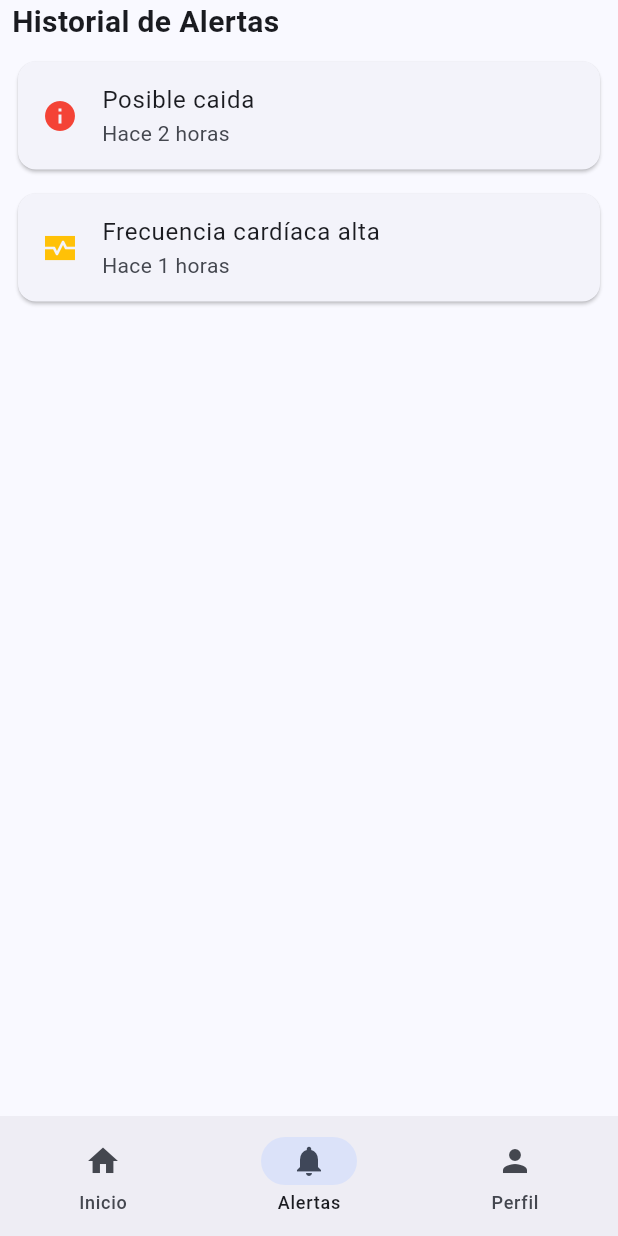
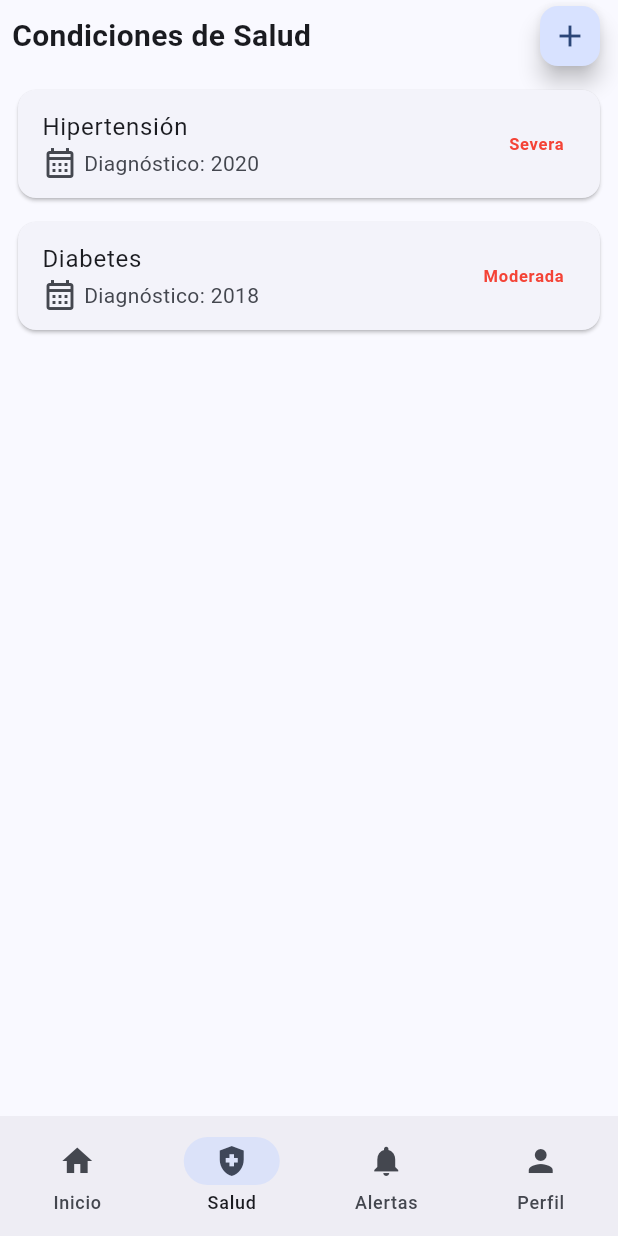
Before and after one commit to Oswaldo-Alberto-Cabrejos-Ronceros/apucha-watch-frontend-flutter, a Flutter app: the screen it shows after launch, item 2 of the bottom bar chosen, on a phone screen of 412 x 824 dp. Run offline on Flutter 3.47's test engine with Material 3 defaults, Android fonts, the phone set to English and light mode, and no system bars.

Commit message:
feat:Desarrollo de AddHealthConditionAlertDialog

```diff
--- /dev/null
+++ b/lib/screens/health_conditions_user/health_conditions_user_screen.dart
@@ -0,0 +1,45 @@
+import 'package:apucha_watch_movil/screens/health_conditions_user/widgets/add_health_condition_alert_dialog.dart';
+import 'package:apucha_watch_movil/screens/health_conditions_user/widgets/health_condition_card.dart';
+import 'package:flutter/material.dart';
+
+class HealthConditionsUserScreen extends StatelessWidget {
+  const HealthConditionsUserScreen({super.key});
+
+  @override
+  Widget build(BuildContext context) {
+    return Column(
+      crossAxisAlignment: CrossAxisAlignment.start,
+      spacing: 8,
+      children: [
+        Row(
+          mainAxisAlignment: MainAxisAlignment.spaceBetween,
+          children: [
+            Text(
+              'Condiciones de Salud',
+              style: TextStyle(fontSize: 20, fontWeight: FontWeight.bold),
+            ),
+            FloatingActionButton.small(
+              onPressed: () {
+                showDialog(
+                  context: context,
+                  builder: (context) => AddHealthConditionAlertDialog(),
+                );
+              },
+              child: Icon(Icons.add),
+            ),
+          ],
+        ),
+        HealthConditionCard(
+          condition: 'Hipertensión',
+          diagnosisDate: '2020',
+          severity: 'Severa',
+        ),
+        HealthConditionCard(
+          condition: 'Diabetes',
+          diagnosisDate: '2018',
+          severity: 'Moderada',
+        ),
+      ],
+    );
+  }
+}
--- /dev/null
+++ b/lib/screens/health_conditions_user/widgets/health_condition_card.dart
@@ -0,0 +1,31 @@
+import 'package:flutter/material.dart';
+
+class HealthConditionCard extends StatelessWidget {
+  const HealthConditionCard({super.key, required this.condition, required this.diagnosisDate, required this.severity});
+  final String condition;
+  final String diagnosisDate;
+  final String severity;
+
+  @override
+  Widget build(BuildContext context) {
+    return SizedBox(
+      width: double.infinity,
+      child: Card(
+        child: ListTile(
+          title: Text(condition),
+          subtitle: Row(
+            spacing: 4,
+            children: [
+              Icon(Icons.calendar_month_outlined),
+              Text('Diagnóstico: $diagnosisDate'),
+            ],
+          ),
+          trailing: Text(
+            severity,
+            style: TextStyle(color: Colors.red, fontWeight: FontWeight.bold),
+          ),
+        ),
+      ),
+    );
+  }
+}
--- a/lib/screens/home_user/home_user_screen.dart
+++ b/lib/screens/home_user/home_user_screen.dart
@@ -1,5 +1,6 @@
 import 'package:apucha_watch_movil/screens/alerts_user/alerts_user_screen.dart';
 import 'package:apucha_watch_movil/screens/dashboard_user/dashboard_user_screen.dart';
+import 'package:apucha_watch_movil/screens/health_conditions_user/health_conditions_user_screen.dart';
 import 'package:apucha_watch_movil/screens/perfil_user/perfil_user_screen.dart';
 import 'package:flutter/material.dart';
 
@@ -15,6 +16,7 @@ class _HomeUserScreenState extends State<HomeUserScreen> {
   int _selectedIndex = 0;
   final List<Widget> _screens = [
     DashboardUserScreen(),
+    HealthConditionsUserScreen(),
     AlertsUserScreen(),
     PerfilUserScreen(),
   ];
@@ -37,6 +39,8 @@ class _HomeUserScreenState extends State<HomeUserScreen> {
         destinations: [
           NavigationDestination(icon: Icon(Icons.home), label: 'Inicio'),
           NavigationDestination(
+              icon: Icon(Icons.health_and_safety), label: 'Salud'),
+          NavigationDestination(
             icon: Icon(Icons.notifications),
             label: 'Alertas',
           ),
```
Also changed, not shown: lib/screens/health_conditions_user/widgets/add_health_condition_alert_dialog.dart (added, +100 -0 lines).
